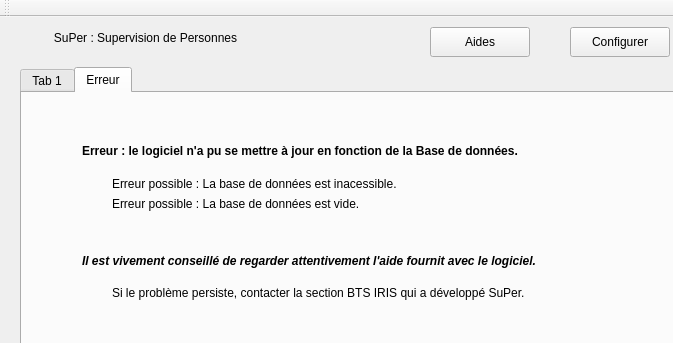
Before: the Qt Designer form 17-CodageVisualiserPersonnes/visu_personnes/SuPer_SCHERER/ihm.ui in NicolasScherer/ProjetSuPer, drawn with Qt 5; both pictures show x 0 to 673 and y 0 to 343 of the 850 by 800 pixel window.
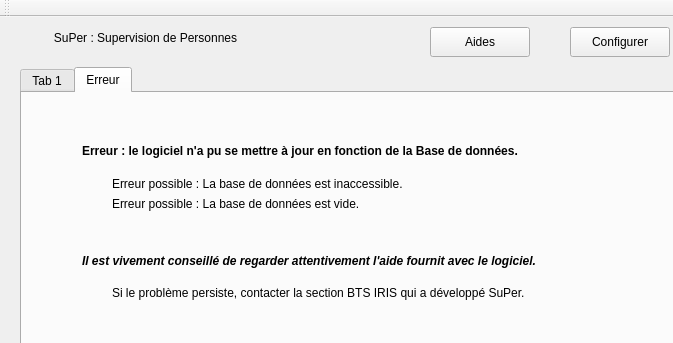
After: the same form once the commit is applied. Icons and pictures are not drawn.

The edit to the form file:
```diff
--- a/17-CodageVisualiserPersonnes/visu_personnes/SuPer_SCHERER/ihm.ui
+++ b/17-CodageVisualiserPersonnes/visu_personnes/SuPer_SCHERER/ihm.ui
@@ -60,7 +60,7 @@
        </rect>
       </property>
       <property name="text">
-       <string>Erreur possible : La base de données est inacessible.</string>
+       <string>Erreur possible : La base de données est inaccessible.</string>
       </property>
      </widget>
      <widget class="QLabel" name="label_3">
```
